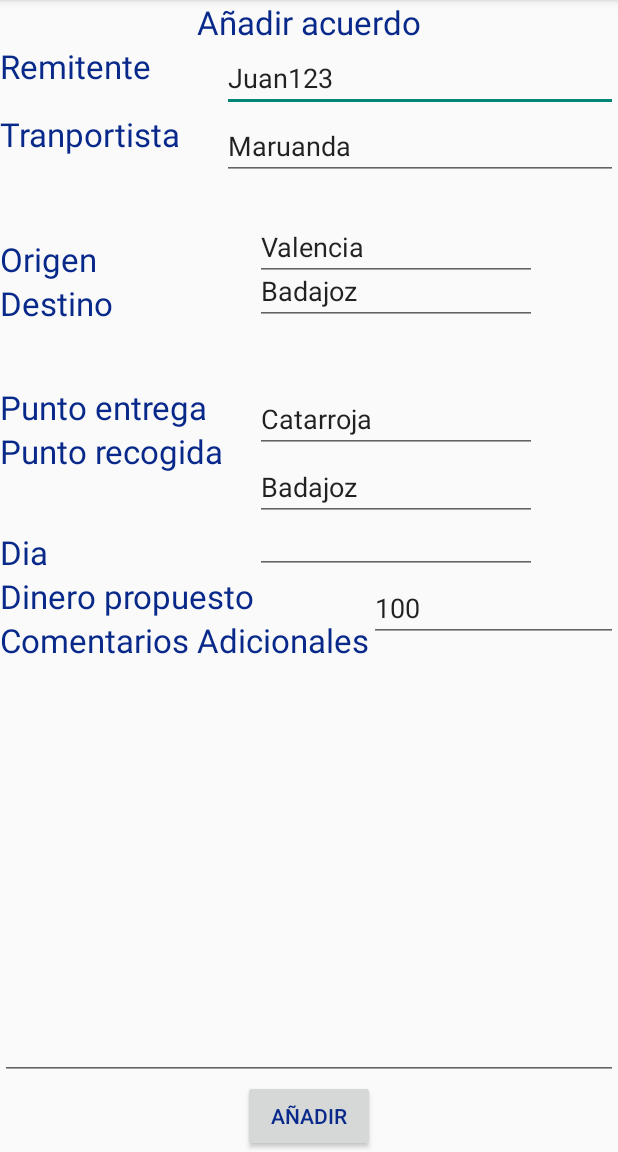
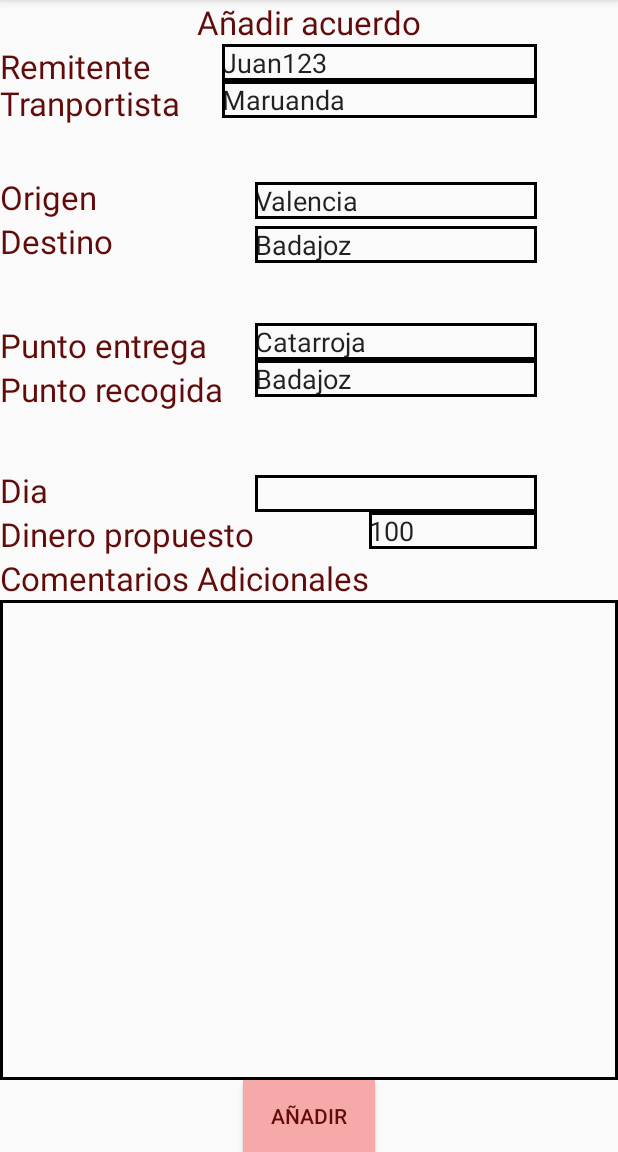
Before and after one commit to rubmadbo/EasyTransport, an Android app: the fragment AnadirAcuerdo placed in its activity, with the options menu open, on a phone screen of 412 x 824 dp, the part 84-1236 px from its top. Run offline under Robolectric (Android 15) with nearby library versions, the phone set to English and light mode, and no system bars; 2 statements that could not run were skipped.

Commit message:
Añadir acuerdo:Design

```diff
--- /dev/null
+++ b/app/src/main/res/drawable-hdpi-v14/border.xml
@@ -0,0 +1,8 @@
+<?xml version="1.0" encoding="utf-8"?>
+
+<shape xmlns:android="http://schemas.android.com/apk/res/android"
+    android:shape="rectangle">
+    <stroke
+        android:width="2dip"
+        android:color="@android:color/black" />
+</shape>
--- a/app/src/main/res/layout/activity_anadir_acuerdo.xml
+++ b/app/src/main/res/layout/activity_anadir_acuerdo.xml
@@ -12,7 +12,7 @@
         android:text="Añadir acuerdo"
         android:id="@+id/textView"
         android:layout_gravity="center_horizontal"
-        android:textColor="#08298A" />
+        android:textColor="#610B0B" />
 
     <RelativeLayout
         android:layout_width="match_parent"
@@ -25,7 +25,7 @@
             android:textAppearance="?android:attr/textAppearanceLarge"
             android:text="Remitente"
             android:id="@+id/textView2"
-            android:textColor="#08298A"
+            android:textColor="#610B0B"
             android:layout_row="0"
             android:layout_column="0"
             android:layout_alignParentTop="true"
@@ -43,7 +43,10 @@
             android:layout_toEndOf="@+id/textView2"
             android:layout_alignTop="@+id/textView2"
             android:layout_toRightOf="@+id/textView2"
-            android:layout_marginLeft="47dp" />
+            android:layout_marginLeft="47dp"
+            android:background="@drawable/border"
+            android:layout_alignRight="@+id/editText3"
+            android:layout_alignEnd="@+id/editText3" />
 
         <TextView
             android:layout_width="wrap_content"
@@ -51,7 +54,7 @@
             android:textAppearance="?android:attr/textAppearanceLarge"
             android:text="Tranportista"
             android:id="@+id/textView3"
-            android:textColor="#08298A"
+            android:textColor="#610B0B"
             android:layout_row="3"
             android:layout_column="0"
             android:layout_below="@+id/editText"
@@ -70,7 +73,10 @@
             android:layout_toRightOf="@+id/textView3"
             android:layout_alignTop="@+id/textView3"
             android:layout_alignLeft="@+id/editText"
-            android:layout_alignStart="@+id/editText" />
+            android:layout_alignStart="@+id/editText"
+            android:background="@drawable/border"
+            android:layout_alignRight="@+id/editText"
+            android:layout_alignEnd="@+id/editText" />
 
         <TextView
             android:layout_width="wrap_content"
@@ -78,7 +84,7 @@
             android:textAppearance="?android:attr/textAppearanceLarge"
             android:text="Origen"
             android:id="@+id/textView4"
-            android:textColor="#08298A"
+            android:textColor="#610B0B"
             android:layout_below="@+id/editText2"
             android:layout_alignParentLeft="true"
             android:layout_alignParentStart="true"
@@ -94,7 +100,8 @@
             android:layout_alignLeft="@+id/editText4"
             android:layout_alignStart="@+id/editText4"
             android:layout_alignRight="@+id/editText4"
-            android:layout_alignEnd="@+id/editText4" />
+            android:layout_alignEnd="@+id/editText4"
+            android:background="@drawable/border"/>
 
         <TextView
             android:layout_width="wrap_content"
@@ -102,7 +109,7 @@
             android:textAppearance="?android:attr/textAppearanceLarge"
             android:text="Destino"
             android:id="@+id/textView5"
-            android:textColor="#08298A"
+            android:textColor="#610B0B"
             android:layout_below="@+id/textView4"
             android:layout_alignParentLeft="true"
             android:layout_alignParentStart="true" />
@@ -115,7 +122,8 @@
             android:text="Badajoz"
             android:layout_alignBottom="@+id/textView5"
             android:layout_toRightOf="@+id/textView9"
-            android:layout_toEndOf="@+id/textView9" />
+            android:layout_toEndOf="@+id/textView9"
+            android:background="@drawable/border"/>
 
         <TextView
             android:layout_width="wrap_content"
@@ -123,7 +131,7 @@
             android:textAppearance="?android:attr/textAppearanceLarge"
             android:text="Punto entrega"
             android:id="@+id/textView6"
-            android:textColor="#08298A"
+            android:textColor="#610B0B"
             android:layout_below="@+id/textView5"
             android:layout_alignParentLeft="true"
             android:layout_alignParentStart="true"
@@ -135,7 +143,7 @@
             android:textAppearance="?android:attr/textAppearanceLarge"
             android:text="Punto recogida"
             android:id="@+id/textView7"
-            android:textColor="#08298A"
+            android:textColor="#610B0B"
             android:layout_below="@+id/textView6"
             android:layout_alignParentLeft="true"
             android:layout_alignParentStart="true" />
@@ -146,7 +154,7 @@
             android:textAppearance="?android:attr/textAppearanceLarge"
             android:text="Dia"
             android:id="@+id/textView8"
-            android:textColor="#08298A"
+            android:textColor="#610B0B"
             android:layout_below="@+id/textView7"
             android:layout_toLeftOf="@+id/editText"
             android:layout_toStartOf="@+id/editText"
@@ -158,7 +166,7 @@
             android:textAppearance="?android:attr/textAppearanceLarge"
             android:text="Dinero propuesto"
             android:id="@+id/textView9"
-            android:textColor="#08298A"
+            android:textColor="#610B0B"
             android:layout_row="14"
             android:layout_column="0"
             android:layout_below="@+id/textView8"
@@ -171,7 +179,7 @@
             android:textAppearance="?android:attr/textAppearanceLarge"
             android:text="Comentarios Adicionales"
             android:id="@+id/textView10"
-            android:textColor="#08298A"
+            android:textColor="#610B0B"
             android:layout_below="@+id/textView9"
             android:layout_alignParentLeft="true"
             android:layout_alignParentStart="true" />
@@ -182,9 +190,11 @@
             android:text="Añadir"
             android:id="@+id/button"
             android:layout_gravity="center_horizontal"
-            android:textColor="#08298A"
+            android:textColor="#610B0B"
             android:layout_alignParentBottom="true"
-            android:layout_centerHorizontal="true" />
+            android:layout_centerHorizontal="true"
+            android:background="#F5A9A9"
+            />
 
         <EditText
             android:layout_width="wrap_content"
@@ -194,10 +204,11 @@
             android:layout_toEndOf="@+id/button"
             android:layout_toRightOf="@+id/button"
             android:layout_above="@+id/button"
-            android:layout_alignRight="@+id/editText2"
-            android:layout_alignEnd="@+id/editText2"
             android:layout_alignParentLeft="true"
-            android:layout_alignParentStart="true" />
+            android:layout_alignParentStart="true"
+            android:background="@drawable/border"
+            android:layout_alignParentRight="true"
+            android:layout_alignParentEnd="true" />
 
         <EditText
             android:layout_width="wrap_content"
@@ -208,7 +219,8 @@
             android:text="Catarroja"
             android:layout_alignRight="@+id/editText4"
             android:layout_alignEnd="@+id/editText4"
-            android:layout_alignTop="@+id/textView6" />
+            android:layout_alignTop="@+id/textView6"
+            android:background="@drawable/border"/>
 
         <EditText
             android:layout_width="wrap_content"
@@ -221,7 +233,8 @@
             android:layout_alignLeft="@+id/editText6"
             android:layout_alignStart="@+id/editText6"
             android:layout_alignRight="@+id/editText6"
-            android:layout_alignEnd="@+id/editText6" />
+            android:layout_alignEnd="@+id/editText6"
+            android:background="@drawable/border"/>
 
         <EditText
             android:layout_width="wrap_content"
@@ -235,7 +248,8 @@
             android:layout_toRightOf="@+id/textView9"
             android:layout_toEndOf="@+id/textView9"
             android:layout_alignRight="@+id/editText7"
-            android:layout_alignEnd="@+id/editText7" />
+            android:layout_alignEnd="@+id/editText7"
+            android:background="@drawable/border"/>
 
         <EditText
             android:layout_width="wrap_content"
@@ -246,7 +260,10 @@
             android:layout_toEndOf="@+id/textView10"
             android:text="100"
             android:layout_alignTop="@+id/textView9"
-            android:layout_toRightOf="@+id/textView10" />
+            android:layout_toRightOf="@+id/textView10"
+            android:background="@drawable/border"
+            android:layout_alignRight="@+id/editText8"
+            android:layout_alignEnd="@+id/editText8" />
 
     </RelativeLayout>
 
```
Also changed, not shown: 1 other file.
